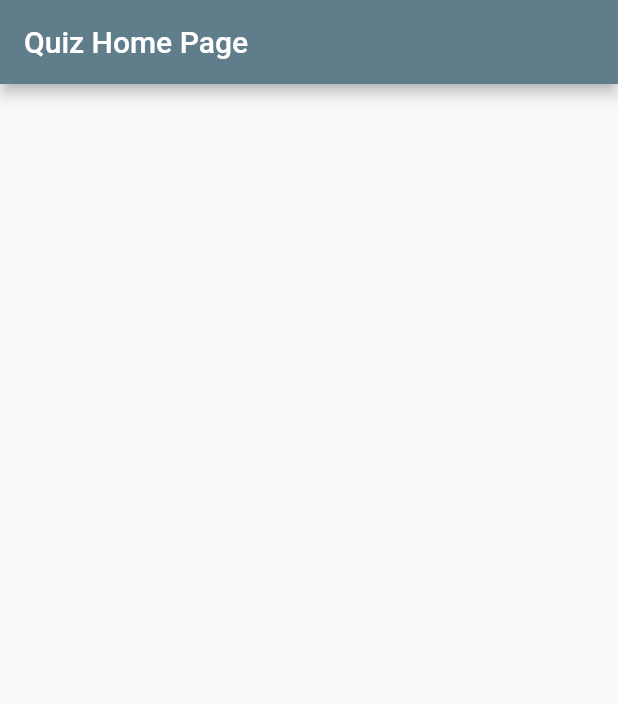
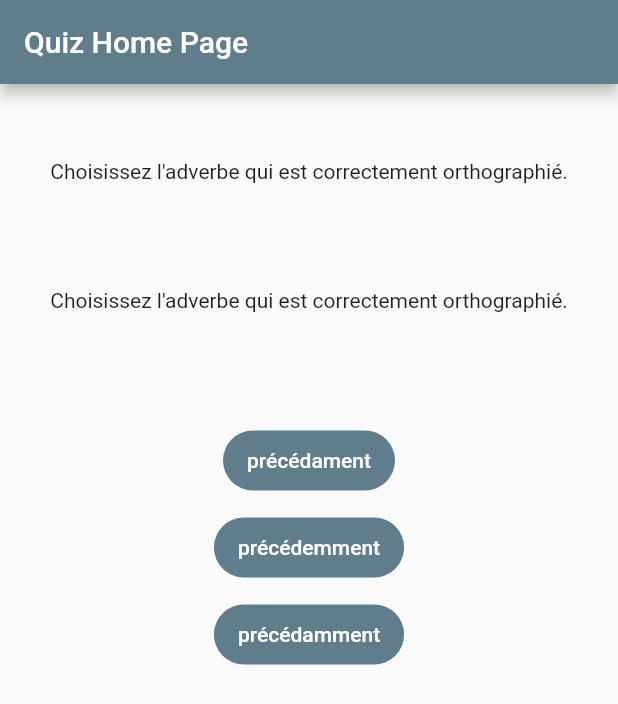
Before and after one commit to robielcpnv/Quiz, a Flutter app: the screen it shows after launch, on a phone screen of 412 x 824 dp. Shown: the top 704 px of the screen. Run offline on Flutter 3.47's test engine with Material 2 defaults, Android fonts, the phone set to English and light mode, and no system bars.

Commit message:
Add quetion form

```diff
--- a/lib/pages/quize_page.dart
+++ b/lib/pages/quize_page.dart
@@ -11,6 +11,41 @@ class QuizePage extends StatelessWidget {
       appBar: AppBar(
         title: Text(title),
       ),
+      body: Center(
+          child: Column(children: <Widget>[
+            Container(
+              margin: EdgeInsets.only(top: 50),
+              child:  const Text(
+              "Choisissez l'adverbe qui est correctement orthographié.",
+              ),
+            ),
+            Container(
+                   margin: EdgeInsets.only(top: 50, bottom:50),
+                  padding: EdgeInsets.all(20),
+                  child:  const Text(
+              "Choisissez l'adverbe qui est correctement orthographié.",
+                  ),
+                ),
+            Container(
+                margin: EdgeInsets.all(5),
+                child: FilledButton(
+                  onPressed: () {},
+                  child: Text('précédament'),
+                )),
+            Container(
+                margin: EdgeInsets.all(5),
+                child: FilledButton(
+                  onPressed: () {},
+                  child: Text('précédemment'),
+                )),
+             Container(
+                margin: EdgeInsets.all(5),
+                child: FilledButton(
+                  onPressed: () {},
+                  child: Text('précédamment'),
+                )),
+          ])),
+
     );
   }
 }
```
